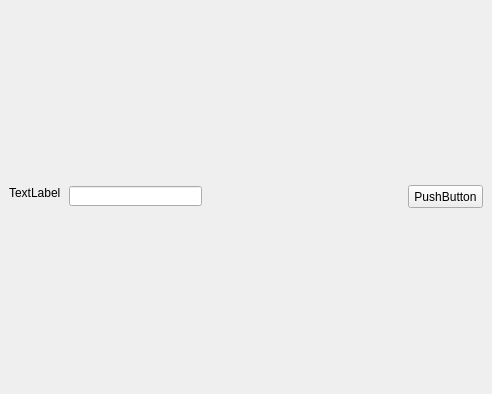
Old version of the form autoupdate.ui in the repository chenbuxiuu/fhsip.
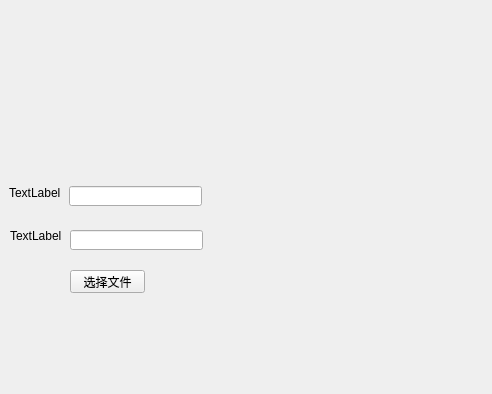
New version of the form.

Patch:
```diff
--- a/autoupdate.ui
+++ b/autoupdate.ui
@@ -36,17 +36,40 @@
     </rect>
    </property>
   </widget>
-  <widget class="QPushButton" name="pushButton_addMa">
+  <widget class="QLabel" name="label_FTP">
    <property name="geometry">
     <rect>
-     <x>408</x>
-     <y>185</y>
+     <x>10</x>
+     <y>230</y>
+     <width>54</width>
+     <height>12</height>
+    </rect>
+   </property>
+   <property name="text">
+    <string>TextLabel</string>
+   </property>
+  </widget>
+  <widget class="QLineEdit" name="lineEdit_FTP">
+   <property name="geometry">
+    <rect>
+     <x>70</x>
+     <y>230</y>
+     <width>133</width>
+     <height>20</height>
+    </rect>
+   </property>
+  </widget>
+  <widget class="QPushButton" name="pushButton_fileChoose">
+   <property name="geometry">
+    <rect>
+     <x>70</x>
+     <y>270</y>
      <width>75</width>
      <height>23</height>
     </rect>
    </property>
    <property name="text">
-    <string>PushButton</string>
+    <string>选择文件</string>
    </property>
   </widget>
  </widget>
```
